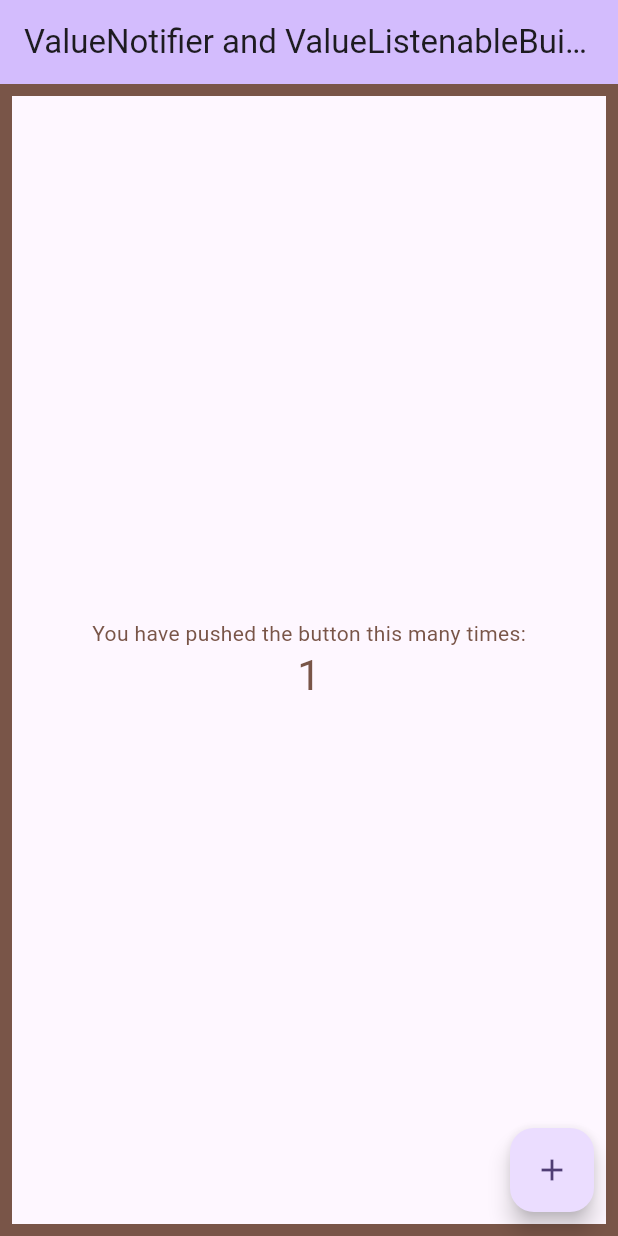
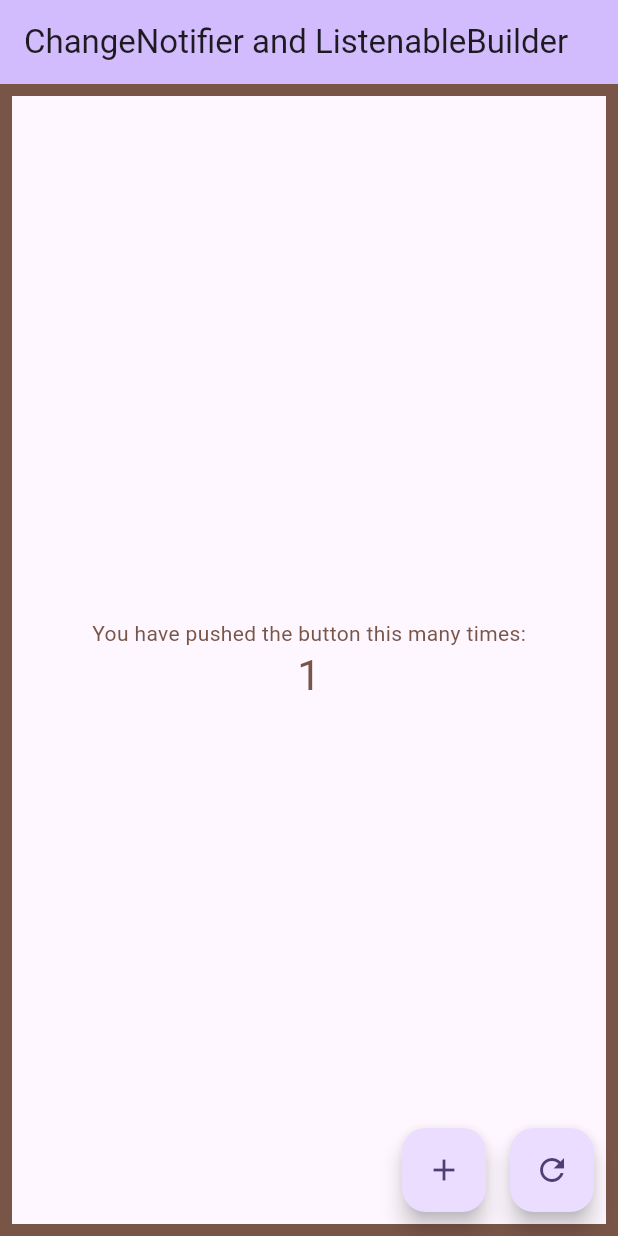
Before and after one commit to kboomska/notification_listeners_example, a Flutter app: the screen it shows after launch, after a tap on the "add" icon, on a phone screen of 412 x 824 dp. Run offline on Flutter 3.47's test engine with Material 2 defaults, Android fonts, the phone set to English and light mode, and no system bars.

Commit message:
ChangeNotifier and ListenableBuilder

```diff
--- a/lib/widget/home_page.dart
+++ b/lib/widget/home_page.dart
@@ -2,9 +2,36 @@ import 'dart:math';
 
 import 'package:flutter/material.dart';
 
-/// Пример использования ValueNotifier совместно с ValueListenableBuilder
-/// для отслеживания изменения значения счетчика и перерисовки только
-/// минимально необходимой части интерфейса.
+/// Если требуется зависимость от мутабельных типов данных или моделей с
+/// несколькими меняющимися параметрами, то имеет смысл использовать
+/// ChangeNotifier.
+///
+/// Для справки:
+/// ValueNotifier - это дочерний класс ChangeNotifier, содержащий единственное
+/// значение.
+class CounterModel with ChangeNotifier {
+  int _count = 0;
+
+  int get count => _count;
+
+  void increment() {
+    _count += 1;
+    // Метод для оповещения слушателей об изменении в CounterModel.
+    notifyListeners();
+  }
+
+  void reset() {
+    if (_count != 0) {
+      _count = 0;
+      // Метод для оповещения слушателей об изменении в CounterModel.
+      notifyListeners();
+    }
+  }
+}
+
+/// Пример использования ChangeNotifier совместно с ListenableBuilder
+/// для отслеживания изменения мутабельной модели и перерисовки только
+/// следящие за моделью виджеты.
 class MyHomePage extends StatefulWidget {
   const MyHomePage({super.key});
 
@@ -13,7 +40,7 @@ class MyHomePage extends StatefulWidget {
 }
 
 class _MyHomePageState extends State<MyHomePage> {
-  final _counter = ValueNotifier<int>(0);
+  final _counter = CounterModel();
 
   @override
   Widget build(BuildContext context) {
@@ -25,7 +52,7 @@ class _MyHomePageState extends State<MyHomePage> {
     return Scaffold(
       appBar: AppBar(
         backgroundColor: Theme.of(context).colorScheme.inversePrimary,
-        title: const Text('ValueNotifier and ValueListenableBuilder'),
+        title: const Text('ChangeNotifier and ListenableBuilder'),
       ),
       body: DecoratedBox(
         decoration: BoxDecoration(
@@ -34,19 +61,17 @@ class _MyHomePageState extends State<MyHomePage> {
             width: 8,
           ),
         ),
-        // Чтобы избежать перерисовки части дочерних виджетов у
-        // ValueListenableBuilder, которые не зависят от значения счетчика
-        // (например, TextWidget), такие виджеты можно вынести в child.
-        child: ValueListenableBuilder<int>(
-          valueListenable: _counter,
-          builder: (context, value, child) {
+        // ListenableBuilder работает аналогично рассмотренному ранее
+        // ValueListenableBuilder.
+        child: ListenableBuilder(
+          listenable: _counter,
+          builder: (context, child) {
             return Center(
               child: Column(
                 mainAxisAlignment: MainAxisAlignment.center,
                 children: <Widget>[
                   child!,
-                  // Поднимаем ValueListenableBuilder выше по дереву виджетов.
-                  CounterWidget(counter: value),
+                  CounterWidget(counter: _counter.count),
                 ],
               ),
             );
@@ -56,10 +81,21 @@ class _MyHomePageState extends State<MyHomePage> {
           child: TextWidget(),
         ),
       ),
-      floatingActionButton: FloatingActionButton(
-        onPressed: () => _counter.value += 1,
-        tooltip: 'Increment',
-        child: const Icon(Icons.add),
+      floatingActionButton: Row(
+        mainAxisAlignment: MainAxisAlignment.end,
+        children: [
+          FloatingActionButton(
+            onPressed: () => _counter.increment(),
+            tooltip: 'Increment',
+            child: const Icon(Icons.add),
+          ),
+          const SizedBox(width: 16),
+          FloatingActionButton(
+            onPressed: () => _counter.reset(),
+            tooltip: 'Reset',
+            child: const Icon(Icons.refresh_outlined),
+          ),
+        ],
       ),
     );
   }
```
